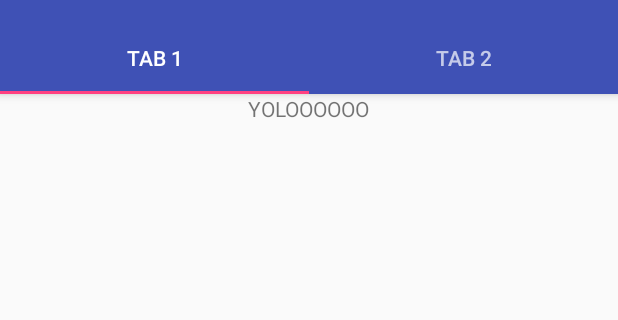
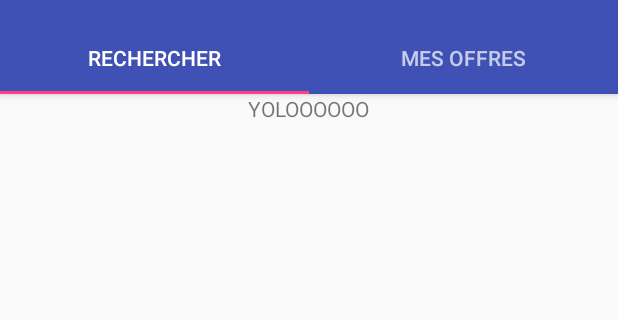
Before and after one commit to Cozart98/exchange, an Android app: the screen it shows after launch (HomeActivity), on a phone screen of 412 x 824 dp, the part 62-382 px from its top. Run offline under Robolectric (Android 15) with nearby library versions, the phone set to English and light mode, and no system bars.

Commit message:
item drawer rename

```diff
--- a/app/src/main/res/layout/app_bar_home.xml
+++ b/app/src/main/res/layout/app_bar_home.xml
@@ -27,13 +27,13 @@
                 android:id="@+id/tabItem"
                 android:layout_width="wrap_content"
                 android:layout_height="wrap_content"
-                android:text="@string/tab_text_1" />
+                android:text="@string/tab_search" />
 
             <android.support.design.widget.TabItem
                 android:id="@+id/tabItem2"
                 android:layout_width="wrap_content"
                 android:layout_height="wrap_content"
-                android:text="@string/tab_text_2" />
+                android:text="@string/tab_myobject" />
 
         </android.support.design.widget.TabLayout>
 
--- a/app/src/main/res/menu/activity_home_drawer.xml
+++ b/app/src/main/res/menu/activity_home_drawer.xml
@@ -1,25 +1,18 @@
 <?xml version="1.0" encoding="utf-8"?>
 <menu xmlns:android="http://schemas.android.com/apk/res/android"
     xmlns:tools="http://schemas.android.com/tools"
+    xmlns:andoid="http://schemas.android.com/apk/res-auto"
     tools:showIn="navigation_view">
 
     <group android:checkableBehavior="single">
         <item
-            android:id="@+id/nav_camera"
+            android:id="@+id/nav_home"
             android:icon="@drawable/ic_menu_camera"
-            android:title="Import" />
+            android:title="Acceuil"/>
         <item
-            android:id="@+id/nav_gallery"
+            android:id="@+id/nav_profil"
             android:icon="@drawable/ic_menu_gallery"
-            android:title="Gallery" />
-        <item
-            android:id="@+id/nav_slideshow"
-            android:icon="@drawable/ic_menu_slideshow"
-            android:title="Slideshow" />
-        <item
-            android:id="@+id/nav_manage"
-            android:icon="@drawable/ic_menu_manage"
-            android:title="Tools" />
+            android:title="Mon profil"/>
     </group>
 
     <item android:title="Communicate">
@@ -27,12 +20,17 @@
             <item
                 android:id="@+id/nav_share"
                 android:icon="@drawable/ic_menu_share"
-                android:title="Share" />
+                android:title="Partagez"/>
             <item
-                android:id="@+id/nav_send"
+                android:id="@+id/nav_contact"
                 android:icon="@drawable/ic_menu_send"
-                android:title="Send" />
+                android:title="Nous contacter"/>
         </menu>
     </item>
 
+    <item
+        android:id="@+id/nav_signout"
+        android:icon="@drawable/ic_menu_send"
+        android:title="Se deconnecter"/>
+
 </menu>
--- a/app/src/main/res/values/strings.xml
+++ b/app/src/main/res/values/strings.xml
@@ -6,8 +6,8 @@
 
     <string name="action_settings">Settings</string>
     <string name="title_activity_main">MainActivity</string>
-    <string name="tab_text_1">Tab 1</string>
-    <string name="tab_text_2">Tab 2</string>
-    <string name="tab_text_3">Tab 3</string>
-    <string name="section_format">Hello World from section: %1$d</string>
+
+    <string name="tab_search">Rechercher</string>
+
+    <string name="tab_myobject">Mes offres</string>
 </resources>
```
Also changed, not shown: app/src/main/java/map/android/com/exchange/View/HomeActivity.java (+13 -18 lines).
